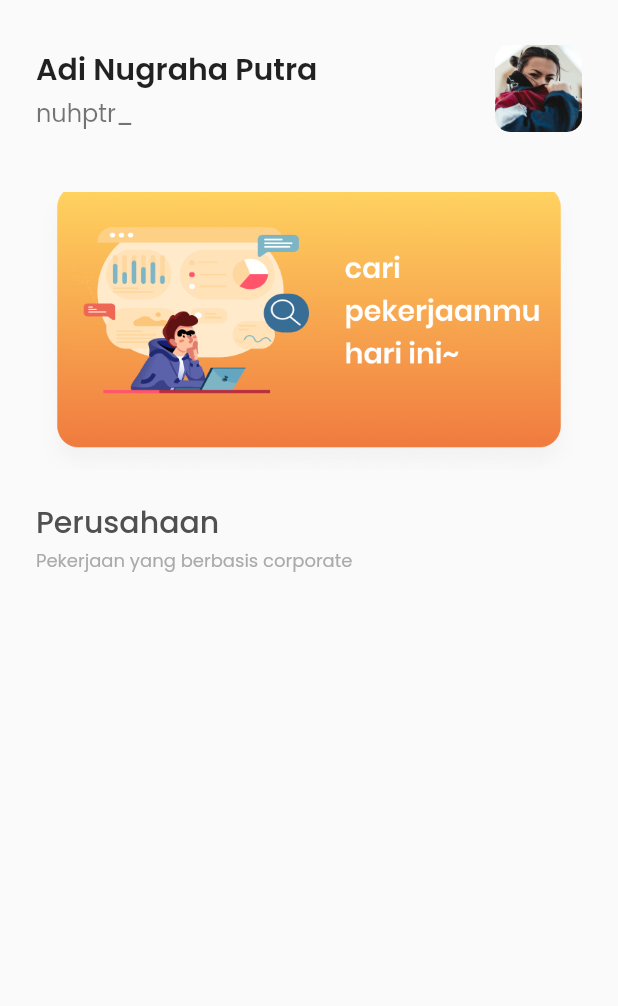
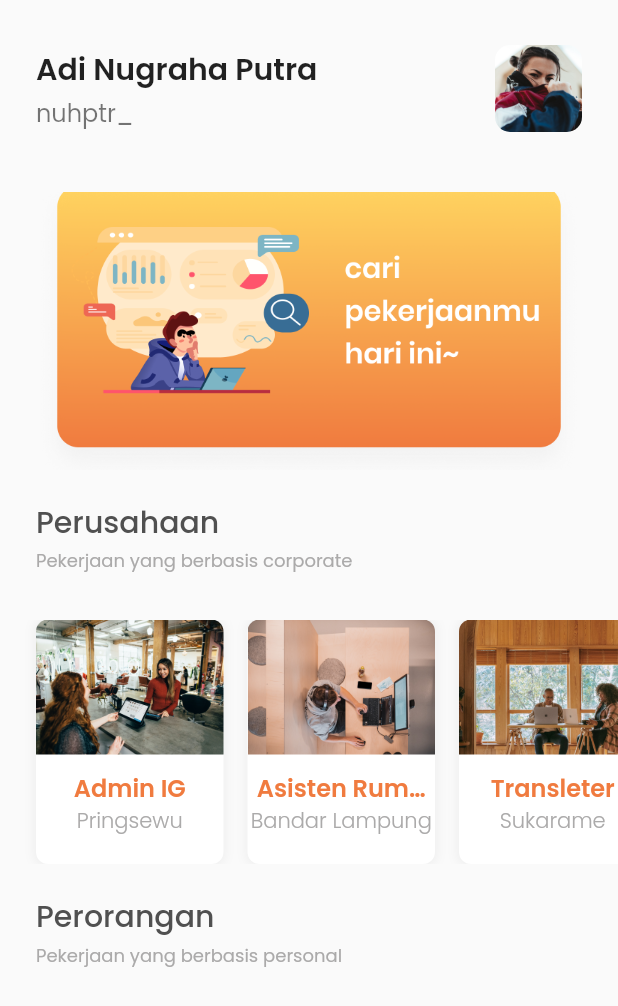
Before and after one commit to nuhptr/nuwai-app, a Flutter app: the HomePage screen opened directly, on a phone screen of 412 x 824 dp. Shown: the top 1006 px of the screen. Run offline on Flutter 3.47's test engine with Material 2 defaults, Android fonts, the phone set to English and light mode, and no system bars; our stand-ins replace google_fonts.

Commit message:
update home page and widget

```diff
--- /dev/null
+++ b/lib/model/job_model.dart
@@ -0,0 +1,3 @@
+class JobModel {
+
+}
--- a/lib/pages/home_page.dart
+++ b/lib/pages/home_page.dart
@@ -1,7 +1,13 @@
 import 'package:flutter/material.dart';
 import 'package:nuwai_app/theme.dart';
+import 'package:nuwai_app/widget/card_job.dart';
 
-class HomePage extends StatelessWidget {
+class HomePage extends StatefulWidget {
+  @override
+  _HomePageState createState() => _HomePageState();
+}
+
+class _HomePageState extends State<HomePage> {
   @override
   Widget build(BuildContext context) {
     Widget? header() {
@@ -103,6 +109,70 @@ class HomePage extends StatelessWidget {
       );
     }
 
+    Widget? listPekerjaan() {
+      return Container(
+        margin: EdgeInsets.only(top: 30),
+        child: SingleChildScrollView(
+          physics: BouncingScrollPhysics(),
+          scrollDirection: Axis.horizontal,
+          child: Row(
+            children: [
+              SizedBox(
+                width: defaultMargin,
+              ),
+              CardJob(
+                title: "Admin IG",
+                city: "Pringsewu",
+                image: "assets/image_beranda1.png",
+              ),
+              CardJob(
+                title: "Asisten Rumah Tangga",
+                city: "Bandar Lampung",
+                image: "assets/image_beranda2.png",
+              ),
+              CardJob(
+                title: "Transleter",
+                city: "Sukarame",
+                image: "assets/image_beranda3.png",
+              ),
+            ],
+          ),
+        ),
+      );
+    }
+
+    Widget? categoryPerorangan() {
+      return Container(
+        margin: EdgeInsets.only(
+          top: 20,
+          left: defaultMargin,
+          right: defaultMargin,
+        ),
+        child: Column(
+          crossAxisAlignment: CrossAxisAlignment.start,
+          children: [
+            Text(
+              "Perorangan",
+              style: poppinsMedium.copyWith(
+                fontSize: 20,
+                color: blackGrayColor,
+              ),
+            ),
+            SizedBox(
+              height: 2,
+            ),
+            Text(
+              "Pekerjaan yang berbasis personal",
+              style: poppinsRegular.copyWith(
+                fontSize: 12,
+                color: grayColor,
+              ),
+            )
+          ],
+        ),
+      );
+    }
+
     return Scaffold(
       body: SafeArea(
         child: ListView(
@@ -111,6 +181,8 @@ class HomePage extends StatelessWidget {
             header()!,
             decorationImage()!,
             categoryPerusahaan()!,
+            listPekerjaan()!,
+            categoryPerorangan()!,
           ],
         ),
       ),
--- /dev/null
+++ b/lib/widget/card_job.dart
@@ -0,0 +1,69 @@
+import 'package:flutter/material.dart';
+import 'package:nuwai_app/theme.dart';
+
+class CardJob extends StatelessWidget {
+  final String? title;
+  final String? city;
+  final String? image;
+
+  CardJob({this.title, this.city, this.image});
+
+  @override
+  Widget build(BuildContext context) {
+    return Container(
+      margin: EdgeInsets.only(
+        right: 16,
+      ),
+      height: 163,
+      width: 125,
+      decoration: BoxDecoration(
+        borderRadius: BorderRadius.circular(8),
+        color: Colors.white,
+        boxShadow: [
+          BoxShadow(
+            color: Colors.grey.shade200,
+            blurRadius: 5,
+            spreadRadius: 1,
+          ),
+        ],
+      ),
+      child: Column(
+        crossAxisAlignment: CrossAxisAlignment.center,
+        children: [
+          ClipRRect(
+            borderRadius: BorderRadius.only(
+              topLeft: Radius.circular(8),
+              topRight: Radius.circular(8),
+            ),
+            child: Image.asset(
+              image!,
+              fit: BoxFit.cover,
+              width: 130,
+              height: 90,
+            ),
+          ),
+          SizedBox(
+            height: 10,
+          ),
+          Padding(
+            padding: EdgeInsets.symmetric(horizontal: 2),
+            child: Text(
+              title!,
+              maxLines: 1,
+              overflow: TextOverflow.ellipsis,
+              textAlign: TextAlign.center,
+              style: poppinsSemiBold.copyWith(fontSize: 16, color: orangeColor),
+            ),
+          ),
+          Text(
+            city!,
+            maxLines: 1,
+            overflow: TextOverflow.ellipsis,
+            textAlign: TextAlign.center,
+            style: poppinsLight.copyWith(fontSize: 14, color: grayColor),
+          )
+        ],
+      ),
+    );
+  }
+}
```
Also changed, not shown: assets/image_beranda1.png, assets/image_beranda2.png, assets/image_beranda3.png.
